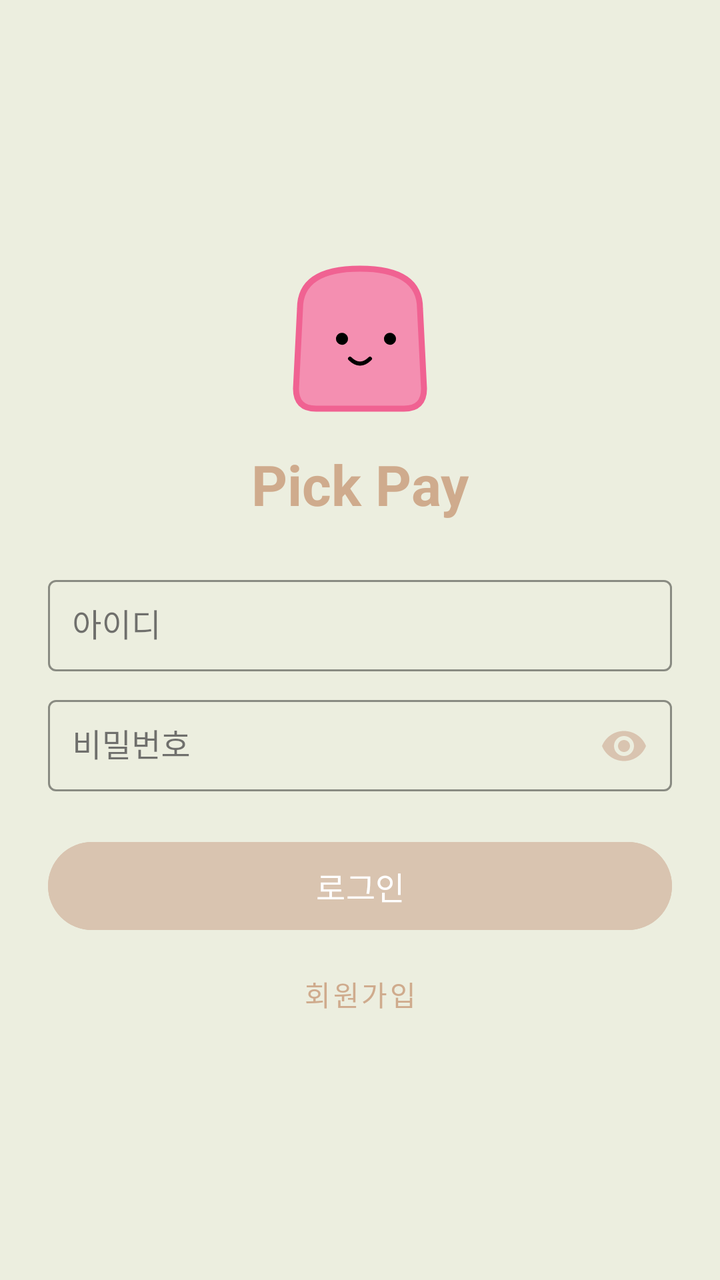
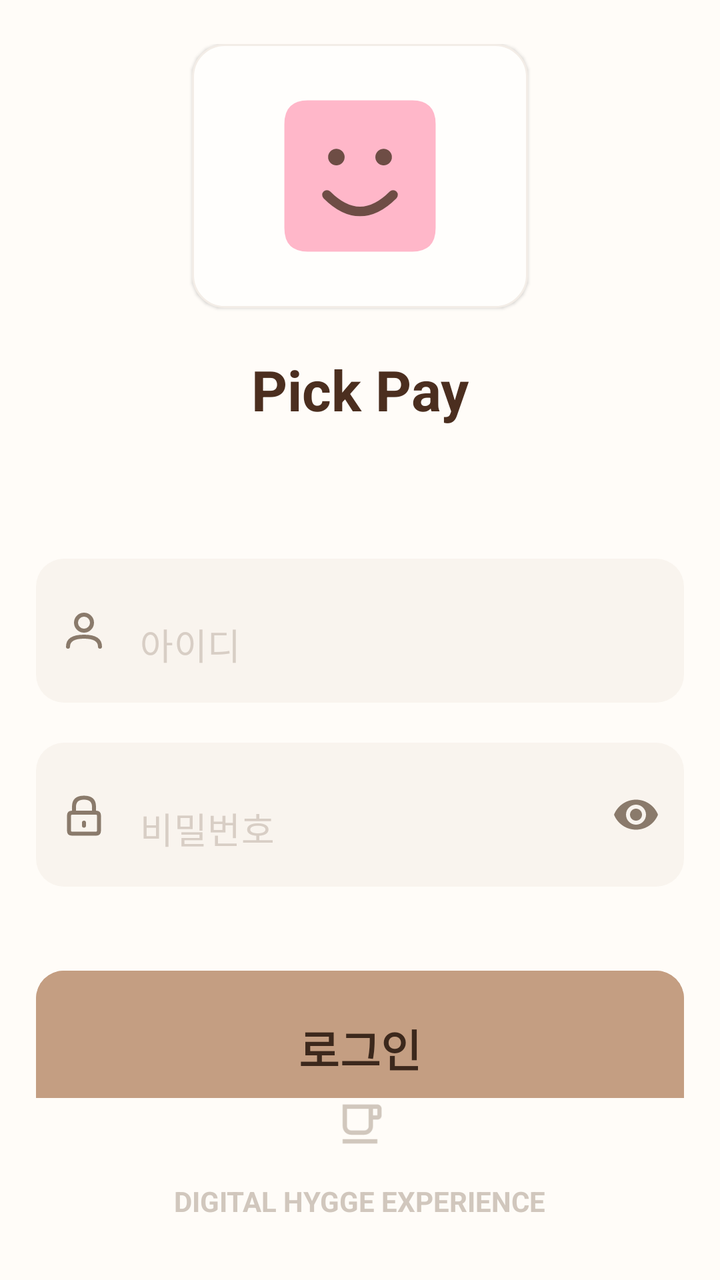

An Android layout rendered at two revisions. The XML below is the earlier revision; the diff shows what the commit changed to produce the second picture.
<!-- AndroidManifest.xml: application theme Theme.Payclient -->
<!-- res/layout/activity_login.xml -->
<?xml version="1.0" encoding="utf-8"?>
<androidx.constraintlayout.widget.ConstraintLayout xmlns:android="http://schemas.android.com/apk/res/android"
    xmlns:app="http://schemas.android.com/apk/res-auto"
    android:layout_width="match_parent"
    android:layout_height="match_parent"
    android:padding="24dp">

    <LinearLayout
        android:layout_width="match_parent"
        android:layout_height="wrap_content"
        android:orientation="vertical"
        android:gravity="center_horizontal"
        app:layout_constraintTop_toTopOf="parent"
        app:layout_constraintBottom_toBottomOf="parent"
        app:layout_constraintStart_toStartOf="parent"
        app:layout_constraintEnd_toEndOf="parent">

        <ImageView
            android:id="@+id/iv_logo"
            android:layout_width="100dp"
            android:layout_height="100dp"
            android:src="@drawable/ic_bread" />

        <TextView
            android:id="@+id/tv_app_title"
            android:layout_width="wrap_content"
            android:layout_height="wrap_content"
            android:text="Pick Pay"
            android:textSize="28sp"
            android:textStyle="bold"
            android:textColor="@color/deep_brown"
            android:layout_marginTop="4dp" />

        <com.google.android.material.textfield.TextInputLayout
            android:id="@+id/til_login_id"
            style="@style/Widget.MaterialComponents.TextInputLayout.OutlinedBox"
            android:layout_width="match_parent"
            android:layout_height="wrap_content"
            android:hint="아이디"
            app:boxStrokeColor="@color/beige"
            app:hintTextColor="@color/deep_brown"
            android:layout_marginTop="24dp">
            <com.google.android.material.textfield.TextInputEditText
                android:id="@+id/et_login_id"
                android:layout_width="match_parent"
                android:layout_height="wrap_content"
                android:padding="12dp"
                android:inputType="text" />
        </com.google.android.material.textfield.TextInputLayout>

        <com.google.android.material.textfield.TextInputLayout
            android:id="@+id/til_password"
            style="@style/Widget.MaterialComponents.TextInputLayout.OutlinedBox"
            android:layout_width="match_parent"
            android:layout_height="wrap_content"
            android:hint="비밀번호"
            app:boxStrokeColor="@color/beige"
            app:hintTextColor="@color/deep_brown"
            app:passwordToggleEnabled="true"
            app:passwordToggleTint="@color/beige"
            android:layout_marginTop="8dp">
            <com.google.android.material.textfield.TextInputEditText
                android:id="@+id/et_password"
                android:layout_width="match_parent"
                android:layout_height="wrap_content"
                android:padding="12dp"
                android:inputType="textPassword" />
        </com.google.android.material.textfield.TextInputLayout>

        <Button
            android:id="@+id/btn_login"
            android:layout_width="match_parent"
            android:layout_height="52dp"
            android:text="로그인"
            android:textSize="16sp"
            android:backgroundTint="@color/beige"
            android:layout_marginTop="20dp" />

        <Button
            android:id="@+id/btn_go_to_signup"
            style="@style/Widget.MaterialComponents.Button.TextButton"
            android:layout_width="wrap_content"
            android:layout_height="wrap_content"
            android:text="회원가입"
            android:textColor="@color/deep_brown"
            android:layout_marginTop="4dp" />

    </LinearLayout>

    <ProgressBar
        android:id="@+id/pb_loading"
        android:layout_width="wrap_content"
        android:layout_height="wrap_content"
        android:visibility="gone"
        android:indeterminateTint="@color/deep_brown"
        app:layout_constraintTop_toTopOf="parent"
        app:layout_constraintBottom_toBottomOf="parent"
        app:layout_constraintStart_toStartOf="parent"
        app:layout_constraintEnd_toEndOf="parent" />

</androidx.constraintlayout.widget.ConstraintLayout>
<!-- resources referenced by this layout -->
<resources>
  <!-- drawable ic_bread (drawable) -->
  <?xml version="1.0" encoding="utf-8"?>
  <vector xmlns:android="http://schemas.android.com/apk/res/android"
      android:width="120dp"
      android:height="120dp"
      android:viewportWidth="100"
      android:viewportHeight="100">
      
      
      
      <path
          android:fillColor="#F48FB1"
          android:pathData="M20,35 Q20,15 50,15 Q80,15 80,35 L82,75 Q82,85 72,85 L28,85 Q18,85 18,75 Z" />
      
      
      <path
          android:strokeColor="#F06292"
          android:strokeWidth="3"
          android:pathData="M20,35 Q20,15 50,15 Q80,15 80,35 L82,75 Q82,85 72,85 L28,85 Q18,85 18,75 Z" />
  
      
      <path
          android:fillColor="#000000"
          android:pathData="M38,50 A3,3 0 1 1 38,50.1 Z M62,50 A3,3 0 1 1 62,50.1 Z" />
      
      
      <path
          android:strokeColor="#000000"
          android:strokeWidth="2"
          android:strokeLineCap="round"
          android:pathData="M45,60 Q50,65 55,60" />
  </vector>
  <!-- unchanged entries left out for length: 5 -->
</resources>

<!-- the commit's change to res/layout/activity_login.xml (unified diff, before → after) -->
@@ -3,88 +3,181 @@
     xmlns:app="http://schemas.android.com/apk/res-auto"
     android:layout_width="match_parent"
     android:layout_height="match_parent"
-    android:padding="24dp">
+    android:background="@color/login_background"
+    android:clipToPadding="false"
+    android:paddingStart="18dp"
+    android:paddingTop="22dp"
+    android:paddingEnd="18dp"
+    android:paddingBottom="22dp">
 
     <LinearLayout
+        android:id="@+id/login_content"
+        android:layout_width="match_parent"
+        android:layout_height="0dp"
+        android:gravity="center_horizontal"
+        android:orientation="vertical"
+        android:paddingTop="0dp"
+        app:layout_constraintBottom_toTopOf="@id/login_footer"
+        app:layout_constraintStart_toStartOf="parent"
+        app:layout_constraintEnd_toEndOf="parent"
+        app:layout_constraintTop_toTopOf="parent">
+
+        <FrameLayout
+            android:layout_width="168dp"
+            android:layout_height="132dp"
+            android:background="@drawable/bg_login_logo_tile"
+            android:elevation="1dp">
+
+            <ImageView
+                android:id="@+id/iv_logo"
+                android:layout_width="104dp"
+                android:layout_height="104dp"
+                android:layout_gravity="center"
+                android:contentDescription="@string/app_name"
+                android:src="@drawable/ic_pickpay_face" />
+        </FrameLayout>
+
+        <TextView
+            android:id="@+id/tv_app_title"
+            android:layout_width="wrap_content"
+            android:layout_height="wrap_content"
+            android:layout_marginTop="22dp"
+            android:fontFamily="sans-serif"
+            android:text="Pick Pay"
+            android:textColor="@color/coffee_brown_dark"
+            android:textSize="28sp"
+            android:textStyle="bold" />
+
+        <com.google.android.material.textfield.TextInputLayout
+            android:id="@+id/til_login_id"
+            style="@style/Widget.MaterialComponents.TextInputLayout.FilledBox"
+            android:layout_width="match_parent"
+            android:layout_height="wrap_content"
+            android:layout_marginTop="66dp"
+            app:boxBackgroundColor="@color/login_field_background"
+            app:boxBackgroundMode="filled"
+            app:boxCornerRadiusBottomEnd="14dp"
+            app:boxCornerRadiusBottomStart="14dp"
+            app:boxCornerRadiusTopEnd="14dp"
+            app:boxCornerRadiusTopStart="14dp"
+            app:boxStrokeWidth="0dp"
+            app:boxStrokeWidthFocused="0dp"
+            app:hintEnabled="false"
+            app:startIconDrawable="@drawable/ic_login_user"
+            app:startIconTint="@color/login_icon">
+
+            <com.google.android.material.textfield.TextInputEditText
+                android:id="@+id/et_login_id"
+                android:layout_width="match_parent"
+                android:layout_height="72dp"
+                android:background="@drawable/bg_login_field"
+                android:hint="아이디"
+                android:inputType="text"
+                android:paddingStart="0dp"
+                android:paddingEnd="12dp"
+                android:singleLine="true"
+                android:textColor="@color/text_primary"
+                android:textColorHint="@color/login_hint"
+                android:textSize="18sp" />
+        </com.google.android.material.textfield.TextInputLayout>
+
+        <com.google.android.material.textfield.TextInputLayout
+            android:id="@+id/til_password"
+            style="@style/Widget.MaterialComponents.TextInputLayout.FilledBox"
+            android:layout_width="match_parent"
+            android:layout_height="wrap_content"
+            android:layout_marginTop="20dp"
+            app:boxBackgroundColor="@color/login_field_background"
+            app:boxBackgroundMode="filled"
+            app:boxCornerRadiusBottomEnd="14dp"
+            app:boxCornerRadiusBottomStart="14dp"
+            app:boxCornerRadiusTopEnd="14dp"
+            app:boxCornerRadiusTopStart="14dp"
+            app:boxStrokeWidth="0dp"
+            app:boxStrokeWidthFocused="0dp"
+            app:endIconMode="password_toggle"
+            app:endIconTint="@color/login_icon"
+            app:hintEnabled="false"
+            app:startIconDrawable="@drawable/ic_login_lock"
+            app:startIconTint="@color/login_icon">
+
+            <com.google.android.material.textfield.TextInputEditText
+                android:id="@+id/et_password"
+                android:layout_width="match_parent"
+                android:layout_height="72dp"
+                android:background="@drawable/bg_login_field"
+                android:hint="비밀번호"
+                android:inputType="textPassword"
+                android:paddingStart="0dp"
+                android:paddingEnd="12dp"
+                android:singleLine="true"
+                android:textColor="@color/text_primary"
+                android:textColorHint="@color/login_hint"
+                android:textSize="18sp" />
+        </com.google.android.material.textfield.TextInputLayout>
+
+        <com.google.android.material.button.MaterialButton
+            android:id="@+id/btn_login"
+            android:layout_width="match_parent"
+            android:layout_height="78dp"
+            android:layout_marginTop="42dp"
+            android:backgroundTint="@color/login_button"
+            android:insetTop="0dp"
+            android:insetBottom="0dp"
+            android:text="로그인"
+            android:textColor="@color/login_button_text"
+            android:textSize="22sp"
+            android:textStyle="bold"
+            app:cornerRadius="14dp"
+            app:elevation="0dp"
+            app:rippleColor="#20FFFFFF" />
+
+        <com.google.android.material.button.MaterialButton
+            android:id="@+id/btn_go_to_signup"
+            style="@style/Widget.MaterialComponents.Button.TextButton"
+            android:layout_width="wrap_content"
+            android:layout_height="wrap_content"
+            android:layout_marginTop="24dp"
+            android:minWidth="0dp"
+            android:minHeight="0dp"
+            android:paddingStart="12dp"
+            android:paddingTop="8dp"
+            android:paddingEnd="12dp"
+            android:paddingBottom="8dp"
+            android:text="회원가입"
+            android:textColor="@color/coffee_brown_dark"
+            android:textSize="14sp"
+            android:textStyle="bold"
+            app:rippleColor="#12000000" />
+
+    </LinearLayout>
+
+    <LinearLayout
+        android:id="@+id/login_footer"
         android:layout_width="match_parent"
         android:layout_height="wrap_content"
+        android:gravity="center"
         android:orientation="vertical"
-        android:gravity="center_horizontal"
-        app:layout_constraintTop_toTopOf="parent"
+        android:paddingBottom="8dp"
         app:layout_constraintBottom_toBottomOf="parent"
         app:layout_constraintStart_toStartOf="parent"
         app:layout_constraintEnd_toEndOf="parent">
 
         <ImageView
-            android:id="@+id/iv_logo"
-            android:layout_width="100dp"
-            android:layout_height="100dp"
-            android:src="@drawable/ic_bread" />
+            android:layout_width="26dp"
+            android:layout_height="26dp"
+            android:contentDescription="@null"
+            android:src="@drawable/ic_cup_line"
+            app:tint="@color/login_footer" />
 
         <TextView
-            android:id="@+id/tv_app_title"
             android:layout_width="wrap_content"
             android:layout_height="wrap_content"
-            android:text="Pick Pay"
-            android:textSize="28sp"
-            android:textStyle="bold"
-            android:textColor="@color/deep_brown"
-            android:layout_marginTop="4dp" />
-
-        <com.google.android.material.textfield.TextInputLayout
-            android:id="@+id/til_login_id"
-            style="@style/Widget.MaterialComponents.TextInputLayout.OutlinedBox"
-            android:layout_width="match_parent"
-            android:layout_height="wrap_content"
-            android:hint="아이디"
-            app:boxStrokeColor="@color/beige"
-            app:hintTextColor="@color/deep_brown"
-            android:layout_marginTop="24dp">
-            <com.google.android.material.textfield.TextInputEditText
-                android:id="@+id/et_login_id"
-                android:layout_width="match_parent"
-                android:layout_height="wrap_content"
-                android:padding="12dp"
-                android:inputType="text" />
-        </com.google.android.material.textfield.TextInputLayout>
-
-        <com.google.android.material.textfield.TextInputLayout
-            android:id="@+id/til_password"
-            style="@style/Widget.MaterialComponents.TextInputLayout.OutlinedBox"
-            android:layout_width="match_parent"
-            android:layout_height="wrap_content"
-            android:hint="비밀번호"
-            app:boxStrokeColor="@color/beige"
-            app:hintTextColor="@color/deep_brown"
-            app:passwordToggleEnabled="true"
-            app:passwordToggleTint="@color/beige"
-            android:layout_marginTop="8dp">
-            <com.google.android.material.textfield.TextInputEditText
-                android:id="@+id/et_password"
-                android:layout_width="match_parent"
-                android:layout_height="wrap_content"
-                android:padding="12dp"
-                android:inputType="textPassword" />
-        </com.google.android.material.textfield.TextInputLayout>
-
-        <Button
-            android:id="@+id/btn_login"
-            android:layout_width="match_parent"
-            android:layout_height="52dp"
-            android:text="로그인"
-            android:textSize="16sp"
-            android:backgroundTint="@color/beige"
-            android:layout_marginTop="20dp" />
-
-        <Button
-            android:id="@+id/btn_go_to_signup"
-            style="@style/Widget.MaterialComponents.Button.TextButton"
-            android:layout_width="wrap_content"
-            android:layout_height="wrap_content"
-            android:text="회원가입"
-            android:textColor="@color/deep_brown"
-            android:layout_marginTop="4dp" />
-
+            android:layout_marginTop="16dp"
+            android:text="DIGITAL HYGGE EXPERIENCE"
+            android:textColor="@color/login_footer"
+            android:textSize="14sp"
+            android:textStyle="bold" />
     </LinearLayout>
 
     <ProgressBar
<!-- resource entries referenced after the edit -->
@@ -1,37 +1,112 @@
 <!-- resources referenced by this layout -->
 <resources>
-  <!-- drawable ic_bread (drawable) -->
+  <color name="coffee_brown_dark">#4B2E1F</color>
+  <color name="login_background">#FFFCF8</color>
+  <color name="login_button">#C49E82</color>
+  <color name="login_button_text">#3C281C</color>
+  <color name="login_field_background">#F9F4EE</color>
+  <color name="login_footer">#D1C7BD</color>
+  <color name="login_hint">#D8CEC5</color>
+  <color name="login_icon">#8A7A6B</color>
+  <color name="text_primary">#16120F</color>
+  <!-- drawable bg_login_field (drawable) -->
+  <?xml version="1.0" encoding="utf-8"?>
+  <shape xmlns:android="http://schemas.android.com/apk/res/android">
+      <corners android:radius="14dp" />
+      <solid android:color="@color/login_field_background" />
+  </shape>
+  <!-- drawable bg_login_logo_tile (drawable) -->
+  <?xml version="1.0" encoding="utf-8"?>
+  <shape xmlns:android="http://schemas.android.com/apk/res/android">
+      <corners android:radius="16dp" />
+      <solid android:color="#FFFEFC" />
+      <stroke
+          android:width="1dp"
+          android:color="#F3EDE7" />
+  </shape>
+  <!-- drawable ic_cup_line (drawable) -->
+  <vector xmlns:android="http://schemas.android.com/apk/res/android"
+      android:width="24dp"
+      android:height="24dp"
+      android:viewportWidth="24"
+      android:viewportHeight="24">
+      <path
+          android:fillColor="#FF000000"
+          android:pathData="M20,3H4v10c0,2.21 1.79,4 4,4h6c2.21,0 4,-1.79 4,-4v-3h2c1.11,0 2,-0.9 2,-2V5c0,-1.11 -0.89,-2 -2,-2zM16,13c0,1.1 -0.9,2 -2,2H8c-1.1,0 -2,-0.9 -2,-2V5h10v8zM20,8h-2V5h2v3zM4,19h16v2H4z" />
+  </vector>
+  <!-- drawable ic_login_lock (drawable) -->
   <?xml version="1.0" encoding="utf-8"?>
   <vector xmlns:android="http://schemas.android.com/apk/res/android"
-      android:width="120dp"
-      android:height="120dp"
-      android:viewportWidth="100"
-      android:viewportHeight="100">
-      
-      
-      
+      android:width="24dp"
+      android:height="24dp"
+      android:viewportWidth="24"
+      android:viewportHeight="24">
       <path
-          android:fillColor="#F48FB1"
-          android:pathData="M20,35 Q20,15 50,15 Q80,15 80,35 L82,75 Q82,85 72,85 L28,85 Q18,85 18,75 Z" />
-      
-      
-      <path
-          android:strokeColor="#F06292"
-          android:strokeWidth="3"
-          android:pathData="M20,35 Q20,15 50,15 Q80,15 80,35 L82,75 Q82,85 72,85 L28,85 Q18,85 18,75 Z" />
-  
-      
-      <path
-          android:fillColor="#000000"
-          android:pathData="M38,50 A3,3 0 1 1 38,50.1 Z M62,50 A3,3 0 1 1 62,50.1 Z" />
-      
-      
-      <path
-          android:strokeColor="#000000"
+          android:pathData="M7,11 L7,8 Q7,3.5 12,3.5 Q17,3.5 17,8 L17,11"
+          android:strokeColor="@color/login_icon"
           android:strokeWidth="2"
           android:strokeLineCap="round"
-          android:pathData="M45,60 Q50,65 55,60" />
+          android:strokeLineJoin="round"
+          android:fillColor="#00000000" />
+      <path
+          android:pathData="M6,11 L18,11 Q19.5,11 19.5,12.5 L19.5,20 Q19.5,21.5 18,21.5 L6,21.5 Q4.5,21.5 4.5,20 L4.5,12.5 Q4.5,11 6,11 Z"
+          android:strokeColor="@color/login_icon"
+          android:strokeWidth="2"
+          android:strokeLineJoin="round"
+          android:fillColor="#00000000" />
+      <path
+          android:pathData="M12,16 L12,17.5"
+          android:strokeColor="@color/login_icon"
+          android:strokeWidth="2"
+          android:strokeLineCap="round"
+          android:fillColor="#00000000" />
   </vector>
+  <!-- drawable ic_login_user (drawable) -->
+  <?xml version="1.0" encoding="utf-8"?>
+  <vector xmlns:android="http://schemas.android.com/apk/res/android"
+      android:width="24dp"
+      android:height="24dp"
+      android:viewportWidth="24"
+      android:viewportHeight="24">
+      <path
+          android:pathData="M12,12 C14.21,12 16,10.21 16,8 C16,5.79 14.21,4 12,4 C9.79,4 8,5.79 8,8 C8,10.21 9.79,12 12,12 Z"
+          android:strokeColor="@color/login_icon"
+          android:strokeWidth="2"
+          android:strokeLineCap="round"
+          android:strokeLineJoin="round"
+          android:fillColor="#00000000" />
+      <path
+          android:pathData="M4,20 Q4,15 12,15 Q20,15 20,20"
+          android:strokeColor="@color/login_icon"
+          android:strokeWidth="2"
+          android:strokeLineCap="round"
+          android:strokeLineJoin="round"
+          android:fillColor="#00000000" />
+  </vector>
+  <!-- drawable ic_pickpay_face (drawable) -->
+  <?xml version="1.0" encoding="utf-8"?>
+  <vector xmlns:android="http://schemas.android.com/apk/res/android"
+      android:width="88dp"
+      android:height="88dp"
+      android:viewportWidth="88"
+      android:viewportHeight="88">
+      <path
+          android:fillColor="#FFB7C9"
+          android:pathData="M22,12 L66,12 Q76,12 76,22 L76,66 Q76,76 66,76 L22,76 Q12,76 12,66 L12,22 Q12,12 22,12 Z" />
+      <path
+          android:fillColor="#6E4D45"
+          android:pathData="M34,32.5 C32.07,32.5 30.5,34.07 30.5,36 C30.5,37.93 32.07,39.5 34,39.5 C35.93,39.5 37.5,37.93 37.5,36 C37.5,34.07 35.93,32.5 34,32.5 Z" />
+      <path
+          android:fillColor="#6E4D45"
+          android:pathData="M54,32.5 C52.07,32.5 50.5,34.07 50.5,36 C50.5,37.93 52.07,39.5 54,39.5 C55.93,39.5 57.5,37.93 57.5,36 C57.5,34.07 55.93,32.5 54,32.5 Z" />
+      <path
+          android:pathData="M30,52 Q44,66 58,52"
+          android:strokeColor="#6E4D45"
+          android:strokeWidth="4"
+          android:strokeLineCap="round"
+          android:fillColor="#00000000" />
+  </vector>
+  <string name="app_name">payclient</string>
   <!-- unchanged entries left out for length: 5 -->
 </resources>
 
